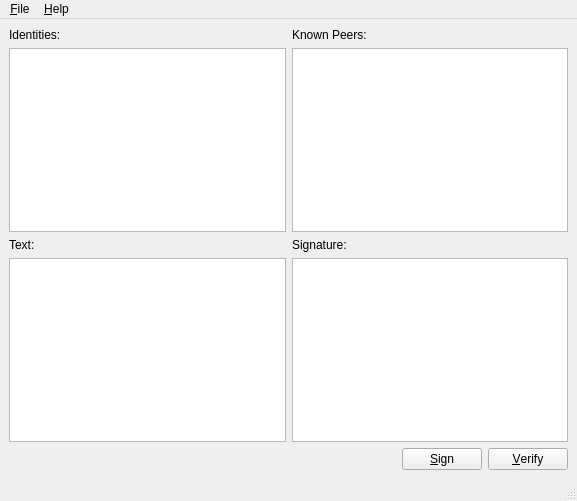
Old version of the form examples/cmssigner/mainwin.ui in the repository ZwerG-MaX/QtCrypto.
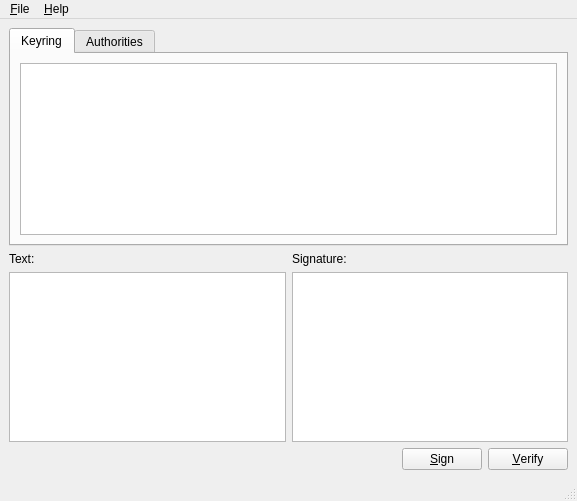
New version of the form. Custom widgets are drawn as their Qt base class.

```diff
--- a/examples/cmssigner/mainwin.ui
+++ b/examples/cmssigner/mainwin.ui
@@ -21,34 +21,30 @@
      <number>6</number>
     </property>
     <item>
-     <layout class="QHBoxLayout" >
-      <property name="margin" >
+     <widget class="QTabWidget" name="tabWidget" >
+      <property name="currentIndex" >
        <number>0</number>
       </property>
-      <property name="spacing" >
-       <number>6</number>
-      </property>
-      <item>
+      <widget class="QWidget" name="tab" >
+       <attribute name="title" >
+        <string>Keyring</string>
+       </attribute>
        <layout class="QVBoxLayout" >
         <property name="margin" >
-         <number>0</number>
+         <number>9</number>
         </property>
         <property name="spacing" >
          <number>6</number>
         </property>
         <item>
-         <widget class="QLabel" name="label" >
-          <property name="text" >
-           <string>Identities:</string>
-          </property>
-         </widget>
+         <widget class="MyListView" name="lv_users" />
         </item>
-        <item>
-         <widget class="MyListView" name="lv_identities" />
-        </item>
        </layout>
-      </item>
-      <item>
+      </widget>
+      <widget class="QWidget" name="tab_2" >
+       <attribute name="title" >
+        <string>Authorities</string>
+       </attribute>
        <layout class="QVBoxLayout" >
         <property name="margin" >
          <number>0</number>
@@ -57,18 +53,11 @@
          <number>6</number>
         </property>
         <item>
-         <widget class="QLabel" name="label_4" >
-          <property name="text" >
-           <string>Known Peers:</string>
-          </property>
-         </widget>
+         <widget class="MyListView" name="lv_authorities" />
         </item>
-        <item>
-         <widget class="MyListView" name="lv_known" />
-        </item>
        </layout>
-      </item>
-     </layout>
+      </widget>
+     </widget>
     </item>
     <item>
      <layout class="QHBoxLayout" >
```
Left out of the diff: 43 changed lines with no effect on the pictures.
